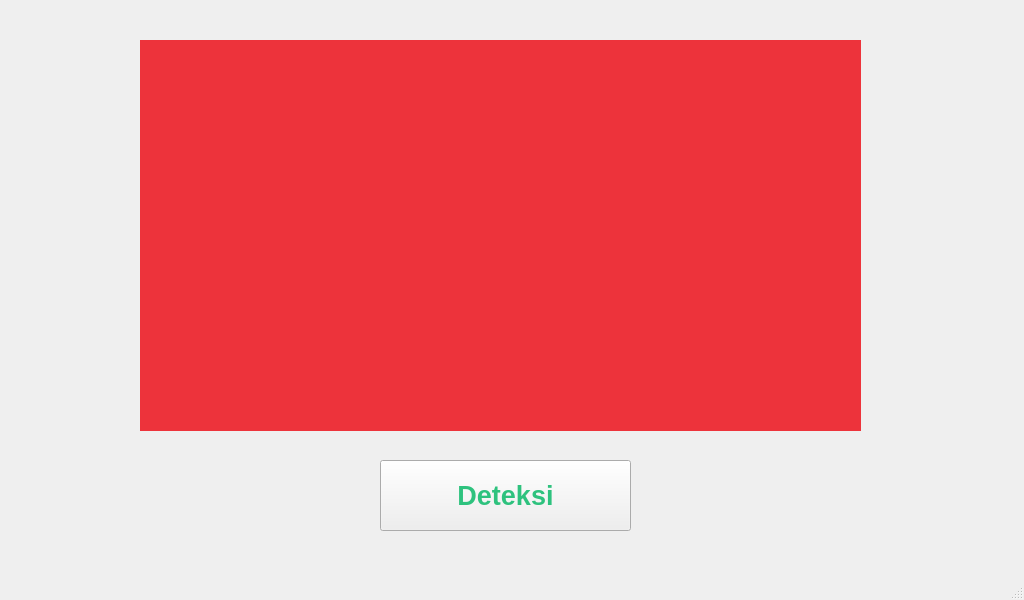
Qt form deteksi.ui (faizal2003/guipyside6) before a commit.
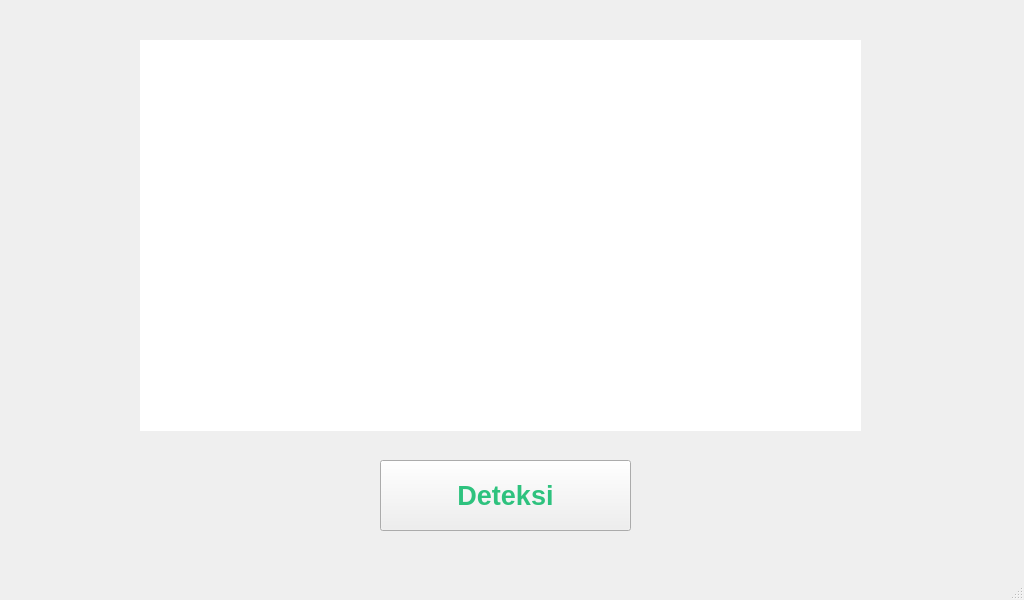
The same form after that commit. Icons and pictures are not drawn.

What changed in the file:
```diff
--- a/deteksi.ui
+++ b/deteksi.ui
@@ -40,7 +40,7 @@
     </property>
     <property name="styleSheet">
      <string notr="true">color: rgb(237, 51, 59);
-background-color: rgb(237, 51, 59);</string>
+background-color: rgb(255, 255, 255);</string>
     </property>
     <property name="text">
      <string/>
```
